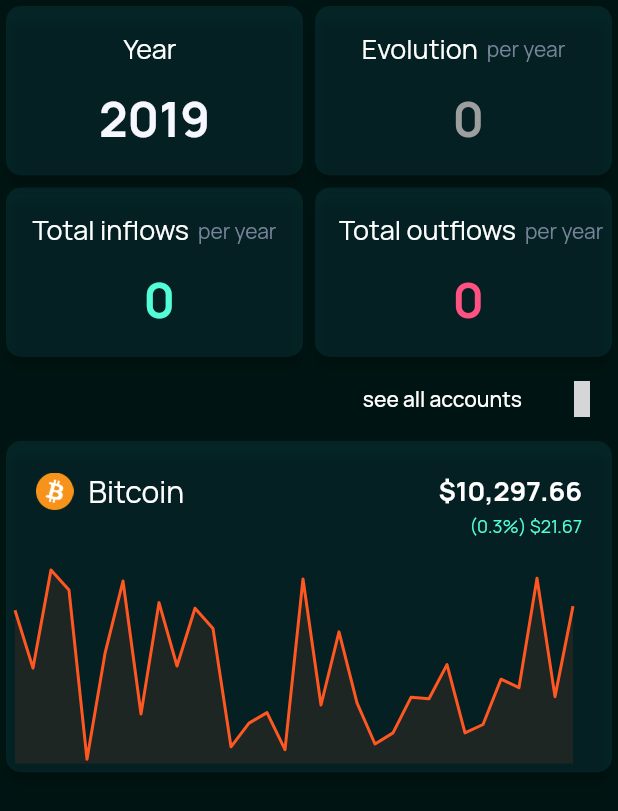
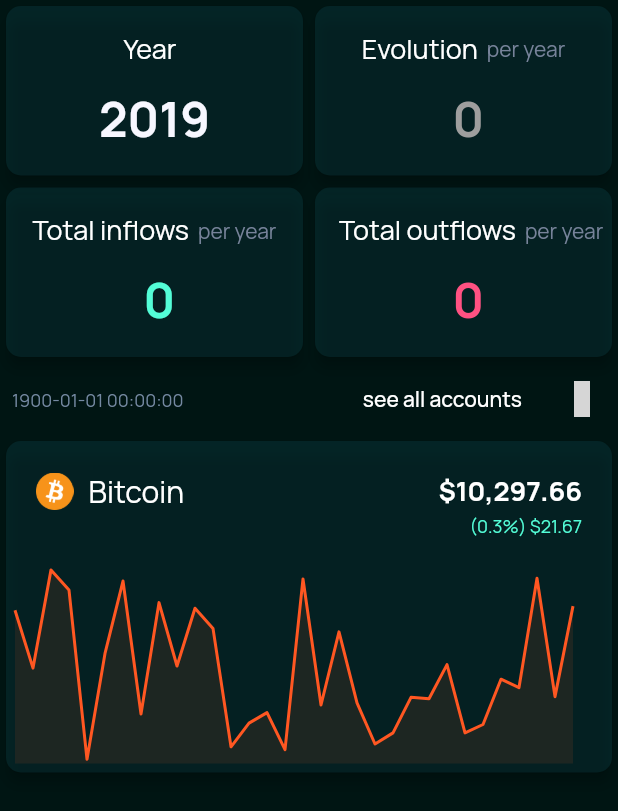
Before and after one commit to pierrickmartino/walletexplorer, a Flutter app: the Overview screen opened directly, on a phone screen of 412 x 824 dp. Shown: the top 811 px of the screen. Run offline on Flutter 3.47's test engine with Material 2 defaults, Android fonts, the phone set to English and light mode, and no system bars; drawn by our look-alikes of fl_chart; our stand-ins replace cached_network_image, charts_flutter, cloud_firestore, date_format, dynamic_theme, firebase_auth and 3 more; missing offline and left inert: snack; accounts and stored records are empty; grey boxes are pictures that could not be loaded.

Commit message:
Overview/Account - Show last updated date

```diff
--- a/lib/ui/screens/overview.dart
+++ b/lib/ui/screens/overview.dart
@@ -2,6 +2,7 @@
 import 'package:provider/provider.dart';
 import 'package:flutter_icons/flutter_icons.dart';
 import 'package:snack/snack.dart';
+import 'package:date_format/date_format.dart';
 
 import '../../util/const.dart';
 import '../../util/data.dart';
@@ -76,7 +77,7 @@
     bar.show(context);
   }
 
-  Statistic currentStatistic = Statistic();
+  Statistic currentStatistic = Statistic(lastUpdatedDate: DateTime(1900, 1, 1));
 
   @override
   Widget build(BuildContext context) {
@@ -144,6 +145,28 @@
                 mainAxisSize: MainAxisSize.max,
                 mainAxisAlignment: MainAxisAlignment.end,
                 children: <Widget>[
+                  Expanded(
+                    child: Padding(
+                      padding: const EdgeInsets.symmetric(horizontal: 8.0),
+                      child: Text(
+                        formatDate(currentStatistic.lastUpdatedDate, [
+                          yyyy,
+                          '-',
+                          mm,
+                          '-',
+                          dd,
+                          ' ',
+                          HH,
+                          ':',
+                          nn,
+                          ':',
+                          ss
+                        ]),
+                        style: TextStyle(
+                            fontSize: 12, color: const Color(0xff7589a2)),
+                      ),
+                    ),
+                  ),
                   FlatButton(
                       shape: RoundedRectangleBorder(
                           borderRadius: BorderRadius.circular(10)),
```
Also changed, not shown: lib/ui/widgets/account_ui.dart (+32 -19 lines).
